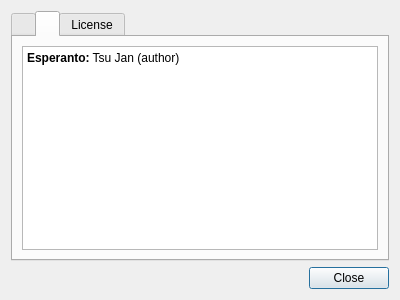
Old version of the form about.ui in the repository tsujan/Arqiver.
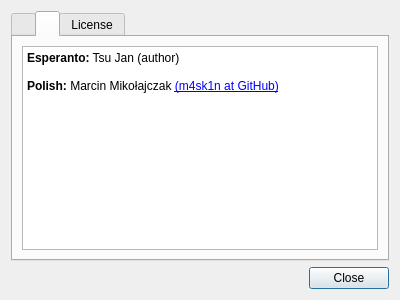
New version of the form. The open tabs and pages were chosen to show the change.

The edit to the form file:
```diff
--- a/about.ui
+++ b/about.ui
@@ -97,7 +97,10 @@
 &lt;html&gt;&lt;head&gt;&lt;meta name=&quot;qrichtext&quot; content=&quot;1&quot; /&gt;&lt;style type=&quot;text/css&quot;&gt;
 p, li { white-space: pre-wrap; }
 &lt;/style&gt;&lt;/head&gt;&lt;body style=&quot;  font-weight:400; font-style:normal;&quot;&gt;
-&lt;p style=&quot; margin-top:0px; margin-bottom:0px; margin-left:0px; margin-right:0px; -qt-block-indent:0; text-indent:0px;&quot;&gt;&lt;span style=&quot; font-weight:600;&quot;&gt;Esperanto:&lt;/span&gt; Tsu Jan (author)&lt;/p&gt;&lt;/body&gt;&lt;/html&gt;</string>
+&lt;p style=&quot; margin-top:0px; margin-bottom:0px; margin-left:0px; margin-right:0px; -qt-block-indent:0; text-indent:0px;&quot;&gt;&lt;span style=&quot; font-weight:600;&quot;&gt;Esperanto:&lt;/span&gt; Tsu Jan (author)&lt;/p&gt;
+&lt;p style=&quot;-qt-paragraph-type:empty; margin-top:0px; margin-bottom:0px; margin-left:0px; margin-right:0px; -qt-block-indent:0; text-indent:0px;&quot;&gt;&lt;br /&gt;&lt;/p&gt;
+&lt;p style=&quot; margin-top:0px; margin-bottom:0px; margin-left:0px; margin-right:0px; -qt-block-indent:0; text-indent:0px;&quot;&gt;&lt;span style=&quot; font-weight:600;&quot;&gt;Polish:&lt;/span&gt; Marcin Mikołajczak &lt;a href=&quot;https://github.com/m4sk1n&quot;&gt;&lt;span;&gt;(m4sk1n at GitHub)&lt;/span&gt;&lt;/a&gt;&lt;/p&gt;
+&lt;/body&gt;&lt;/html&gt;</string>
          </property>
          <property name="openExternalLinks">
           <bool>true</bool>
```
